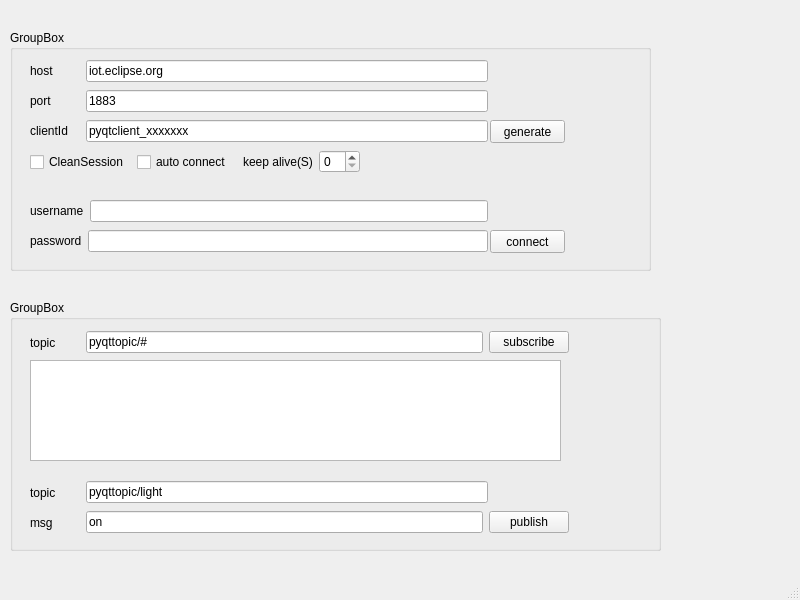
chenjiancan/pyqtmqtt, file src/ui/main_window.ui: the form before one commit.
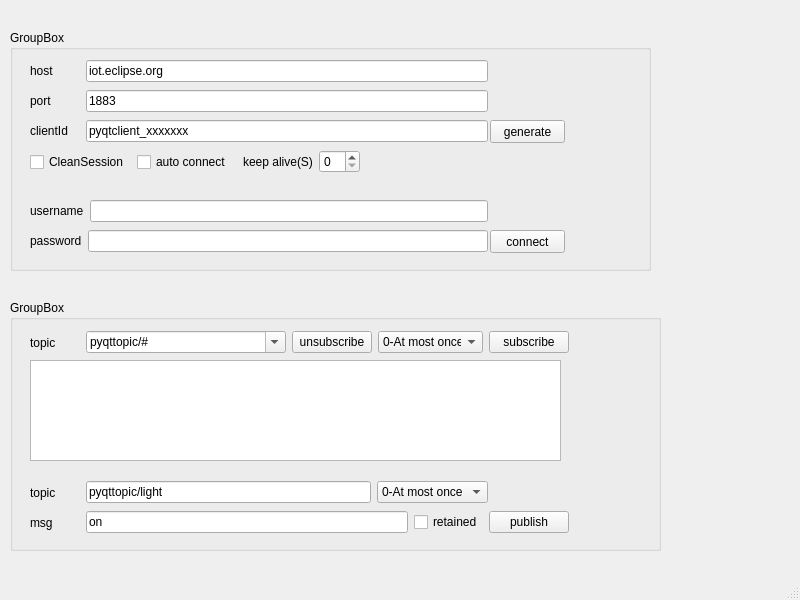
The form after the commit.

Commit message: add unsubscribe button, editable topic combobox qos combobox, retained checkbox fixed disconnect handle signature error

Patch:
```diff
--- a/src/ui/main_window.ui
+++ b/src/ui/main_window.ui
@@ -373,6 +373,25 @@
         </property>
        </widget>
       </item>
+      <item>
+       <widget class="QComboBox" name="comboBoxQosPub">
+        <item>
+         <property name="text">
+          <string>0-At most once</string>
+         </property>
+        </item>
+        <item>
+         <property name="text">
+          <string>1-At leastonce</string>
+         </property>
+        </item>
+        <item>
+         <property name="text">
+          <string>2-Exactly once</string>
+         </property>
+        </item>
+       </widget>
+      </item>
      </layout>
     </widget>
     <widget class="QWidget" name="layoutWidget">
@@ -399,7 +418,7 @@
        </widget>
       </item>
       <item>
-       <widget class="QLineEdit" name="lineEditTopicSub">
+       <widget class="QComboBox" name="comboBoxSubTopics">
         <property name="sizePolicy">
          <sizepolicy hsizetype="Expanding" vsizetype="Fixed">
           <horstretch>0</horstretch>
@@ -412,11 +431,57 @@
           <height>0</height>
          </size>
         </property>
+        <property name="editable">
+         <bool>true</bool>
+        </property>
+        <property name="insertPolicy">
+         <enum>QComboBox::InsertAtTop</enum>
+        </property>
+        <item>
+         <property name="text">
+          <string>pyqttopic/#</string>
+         </property>
+        </item>
+       </widget>
+      </item>
+      <item>
+       <widget class="QPushButton" name="pushButtonUnsub">
         <property name="text">
-         <string>pyqttopic/#</string>
+         <string>unsubscribe</string>
         </property>
        </widget>
       </item>
+      <item>
+       <widget class="QComboBox" name="comboBoxQosSub">
+        <property name="sizePolicy">
+         <sizepolicy hsizetype="Preferred" vsizetype="Fixed">
+          <horstretch>0</horstretch>
+          <verstretch>0</verstretch>
+         </sizepolicy>
+        </property>
+        <property name="minimumSize">
+         <size>
+          <width>40</width>
+          <height>0</height>
+         </size>
+        </property>
+        <item>
+         <property name="text">
+          <string>0-At most once</string>
+         </property>
+        </item>
+        <item>
+         <property name="text">
+          <string>1-At leastonce</string>
+         </property>
+        </item>
+        <item>
+         <property name="text">
+          <string>2-Exactly once</string>
+         </property>
+        </item>
+       </widget>
+      </item>
       <item>
        <widget class="QPushButton" name="pushButtonSub">
         <property name="text">
@@ -468,6 +533,13 @@
         </property>
        </widget>
       </item>
+      <item>
+       <widget class="QCheckBox" name="checkBoxRetainedPub">
+        <property name="text">
+         <string>retained</string>
+        </property>
+       </widget>
+      </item>
       <item>
        <widget class="QPushButton" name="pushButtonPub">
         <property name="text">
```
Left out of the diff: 6 changed lines with no effect on the pictures. The commit also changes 3 other files.
